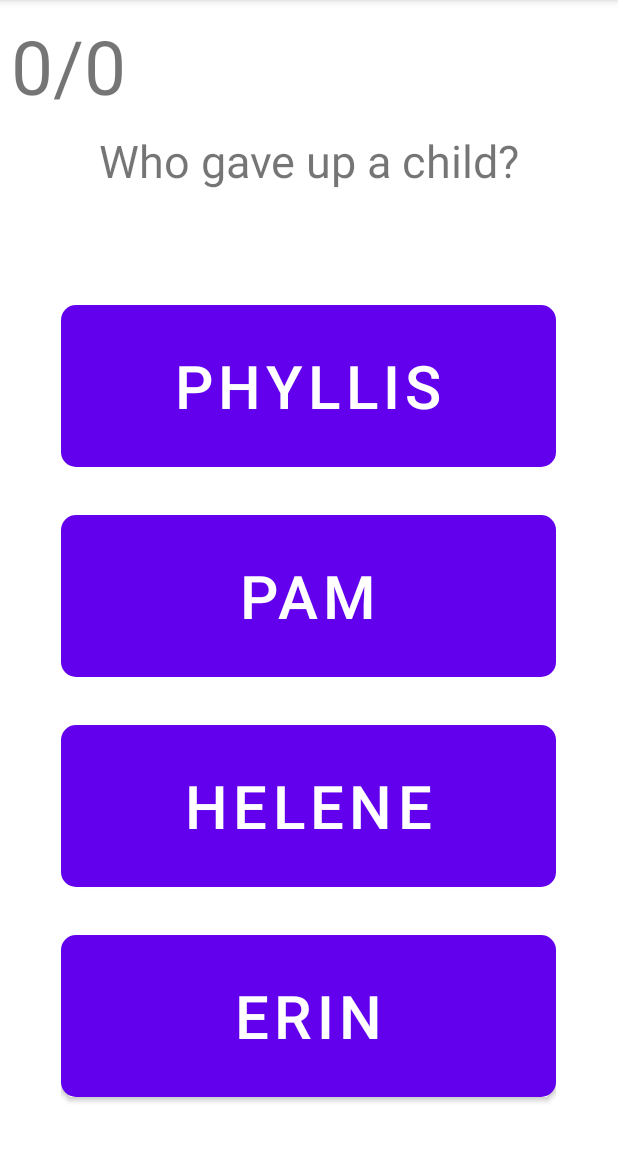
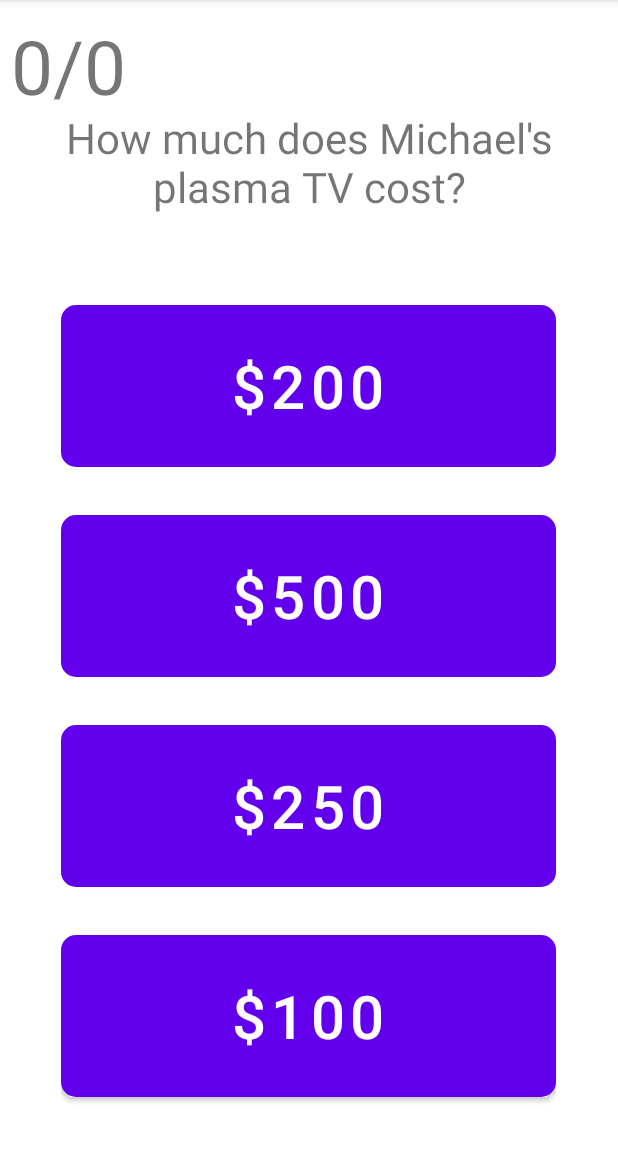
Before and after one commit to AndrewLockVI/TheOfficeQuiz, an Android app: the screen it shows after launch (MainActivity), on a phone screen of 412 x 824 dp, the part 84-1236 px from its top. Run offline under Robolectric (Android 15) with nearby library versions, the phone set to English and light mode, and no system bars.

Commit message:
Added a bunch of questions.

```diff
--- a/app/src/main/java/com/nebuladev/quizgame/Question.kt
+++ b/app/src/main/java/com/nebuladev/quizgame/Question.kt
@@ -19,12 +19,61 @@ class Question
     {
         var question1 = listOf("What did Roy get arrested for?" , "Drunk Driving" , "Assault" , "Vandalism" , "Theft")
         var question2 = listOf("Who gave up a child?" , "Phyllis" , "Erin" , "Pam" , "Helene")
-        var question3 = listOf("What did Pam get arrested for?" , "Drunk Driving" , "Assault" , "Vandalism" , "Theft")
+        var question3 = listOf("What does Pam steal in the first season?" , "Post-It Notes" , "Pencils" , "Tape" , "Paper")
+        var question4 = listOf("What's Pam's favorite yogurt flavor?" , "Mixed Berry" , "Cherry" , "Vanilla" , "Blueberry")
+        var question5 = listOf("What was Phyllis' nickname in high school?" , "Easy Rider" , "Granny" , "Phil" , "Lazy Lucy")
+        var question6 = listOf("Who came up with Suck It?" , "David Wallace" , "Michael" , "Dwight" , "Andy")
+        var question7 = listOf("How many brothers does Jim have?" , "Two" , "Three" , "One" , "Four")
+        var question8 = listOf("How much did Bob Vance bid on a hug from Phyllis?" , "$1,000" , "$500" , "$5,000" , "$700")
+        var question9 = listOf("Pam and Jim's first kiss took place where?" , "Chilli's" , "The Office" , "Jim's Party" , "Dwight's Farm")
+        var question10 = listOf("What is Erin's real name?" , "Kelly" , "Jan" , "Hannah" , "Julia")
+        var question11 = listOf("Who did Kelly get for secret santa?" , "Oscar" , "Pam" , "Ryan" , "Jim")
+        var question12 = listOf("Who did Dwight bring to Michael's dinner party?" , "His Babysitter" , "Kelly" , "Angela" , "Pam's Sister")
+        var question13 = listOf("What is the name of Kevin's first band?" , "Scrantonicity" , "Do Re Migos" , "Scrantones" , "Kevin and the Zits")
+        var question14 = listOf("What did Michael buy for the Scott's Tots?" , "Batteries" , "Laptops" , "College" , "Notebooks")
+        var question15 = listOf("What does Meredith have a PhD in?" , "School Psychology" , "Teaching" , "Management" , "Child Psychology")
+        var question16 = listOf("What is Dwight's favorite movie?" , "The Crow" , "Lord of the Rings" , "Harry Potter" , "Superman")
+        var question17 = listOf("What does Michael return with after his trip to Jamaica?" , "Beads in his hair" , "Dreadlocks" , "Goatee" , "Beard")
+        var question18 = listOf("How many push-ups does Stanley do to beat Michael?" , "26" , "30" , "40" , "35")
+        var question19 = listOf("What is the name of Jim's uprising group against Dwight?" , "The First" , "The Rebellion" , "Paper Pushers" , "The Social Club")
+        var question20 = listOf("What is Andy known as after his singing audition goes viral?" , "Baby Wawa" , "Sit There and Cry Guy" , "Audition Guy" , "Roo-Doo-Doot-Da-Doo")
+        var question21 = listOf("What passport other than a US one does Creed have?" , "Swiss" , "German" , "Canadian" , "Australian")
+        var question22 = listOf("How many cousins does Dwight have?" , "70" , "10" , "25" , "3")
+        var question23 = listOf("How old does Helene turn on her Birthday?" , "58" , "55" , "49" , "59")
+        var question24 = listOf("How much does Michael think the first-aid dummy costs?" , "$5,300" , "$35,000" , "$3,500" , "$53,00")
+        var question25 = listOf("What is the name of the chair model?" , "Deborah" , "Lynn" , "Carrie" , "Morgan")
+        var question26 = listOf( "Which of the following was not one of Jim's Halloween costumes" , "Dwight" , "Three hole Punch Jim" , "Bookface" , "Dave")
+        var question27 = listOf("What kind of sandwich does Michael have a dream about?" , "Peanut Butter and Tuna" , "Tuna and Skittles" , "Mayo and Black Olives" , "Tuna and Jam")
+        var question28 = listOf("What is Dwight's porcupine's name?","Henrietta","Hilly","Hetty","Henry")
+        var question29 = listOf("What is Kelly Kapoor's middle name?" , "Rajnigandha" , "Naya" , "Inaya" , "Diya")
+        var question30 = listOf("What is Kelly Hannon's middle name" , "Erin" , "Samantha" , "Sylvia" , "Pam")
+        var question31 = listOf("What does Michael eat instead of ice cream?" , "Mayo and Black Olives" , "Mayo and Chocolate Chips" , "Mayo and Pickles" , "Sour cream and Olives")
+        var question32 = listOf("What acronym does Creed come up with? " , "BOBODDY" , "NOBODDY" , "DUNDER" , "BOBANY")
+        var question33 = listOf("What does Michael order when he goes to lunch with the insurance salesman?" , "Gabagool" , "Capicola" , "Prosciutoo" , "Sangria")
+        var question34 = listOf("What do Shrutes stand in while getting married?" , "Graves" , "Bath Tub" , "Barn" , "Manure")
+        var question35 = listOf("Where does Michael go on a business trip?" , "Winnipeg" , "Montreal" , "Quebec" , "Toronto")
+        var question36 = listOf("When auditioning for the play what show does Michael act out?" , "Law & Order" , "CSI : Miami" , "Lost" , "Blue Bloods")
+        var question37 = listOf("How much does Michael's plasma TV cost?" , "$200" , "$100" , "$500" , "$250")
+        var question38 = listOf("What is Roy's brother's name?" , "Kenny" , "Nick" , "Troy" , "Chris")
+        var question39 = listOf("Who was Pam's replacement when she was on maternity leave?" , "Kathy" , "Katie" , "Karen" , "Katherine")
+        var question40 = listOf("What outlet store does Dwight tell Jan to go to?" , "Liz Claiborne" , "Anne Taylor" , "JCPenny" , "Adrianna Papell")
+        var question41 = listOf("What does Devon dress up as on Halloween?" , "Homeless man" , "Vampire" , "Mummy" , "Zombie")
+        var question42 = listOf("What does Michael put in Toby's desk to frame him for drug possession?" , "Caprese Salad" , "Spinach" , "Frisee Salad" , "Caesar Salad")
+        var question43 = listOf("What clothing does Michael have dry cleaned?" , "Jeans" , "Ties" , "Socks" , "Suit Jacket")
+        var question44 = listOf("What is the name of the insurance salesman?" , "Grotti" , "Gotti" , "Gozi" , "Gradle")
+        var question45 = listOf("Who tries to kiss Pam at the Diwali celebration?" , "Michael" , "Roy" , "Jim" , "Toby")
+        var question46 = listOf("What did Ryan leave in the toaster oven?" , "Cheese Pita" , "Pit Bread" , "Bagel" , "Poptart")
+        var question47 = listOf("What is Todd Packer's license plate?" , "WLHUNG" , "PRVRT" , "LOL69" , "BOOBZ")
+        var question48 = listOf("What type of farm does Dwight have?" , "Beet" , "Candy" , "Carrot" , "Bear")
+        var question49 = listOf("Which of Angela's cats does Dwight kill?" , "Sprinkles" , "Bandit" , "Sparkles" , "Fluffy")
+        var question50 = listOf("Who did Michael hit with his car?" , "Meredith" , "Angela" , "Kelly" , "Stanley")
 
 
 
 
-        val questionBank = listOf(question1, question2 , question3)
+
+
+        val questionBank = listOf(question1, question2 , question3, question4, question5 , question6 ,question7 ,question8 ,question9 ,question10,question11,question12,question13,question14,question15,question16,question17,question18,question19,question20,question21,question22,question23 , question24 , question25, question26 , question27, question28 , question29, question30, question31,question32,question33,question34,question35,question36,question37,question38,question39,question40,question41,question42,question43,question44,question45,question46,question47,question48,question49,question50)
         return questionBank;
     }
 
--- a/app/src/main/res/layout/activity_main.xml
+++ b/app/src/main/res/layout/activity_main.xml
@@ -22,7 +22,7 @@
         android:layout_height="100dp"
         android:id="@+id/txtQuestion"
         android:text="@string/question_text"
-        android:textSize="30dp"
+        android:textSize="28dp"
         android:padding="15dp"
         android:gravity="center"
         android:translationY="-50dp"
```
